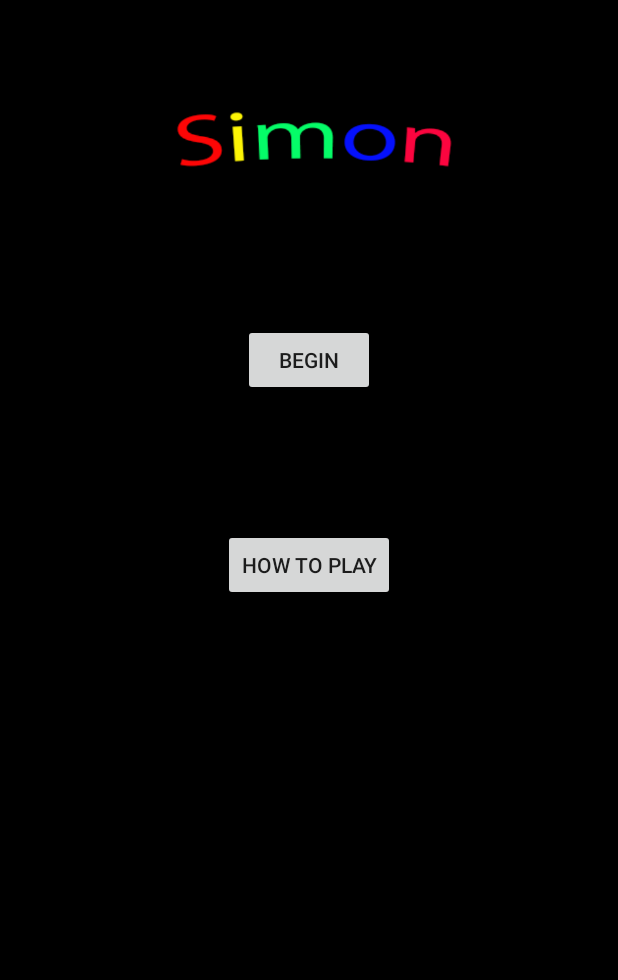
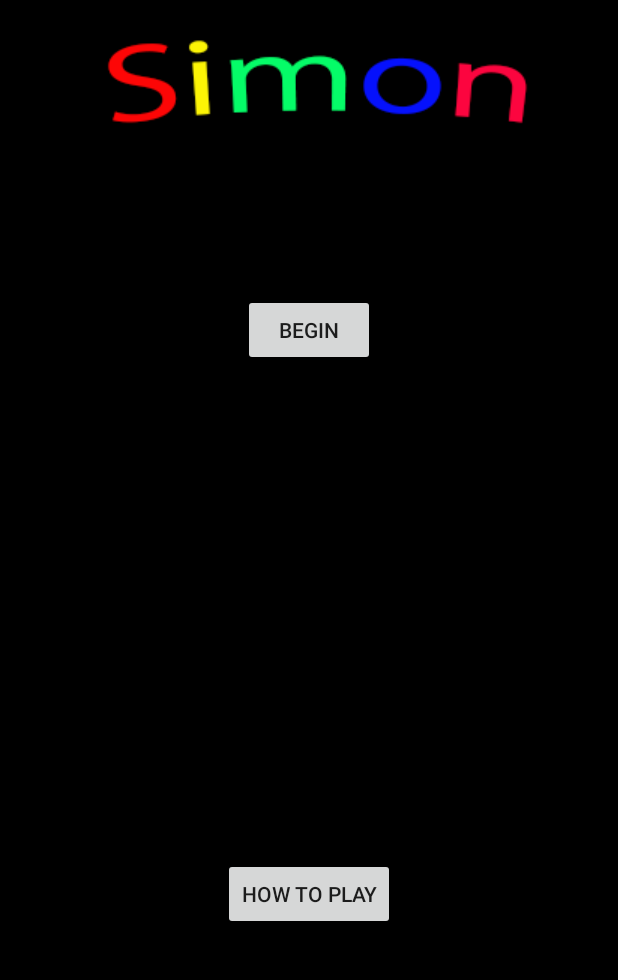
Before and after one commit to mcha83/Simon, an Android app: the screen it shows after launch (TestActivity before the commit, MainActivity after it), on a phone screen of 412 x 824 dp, the part 84-1064 px from its top. Run offline under Robolectric (Android 15) with nearby library versions, the phone set to English and light mode, and no system bars.

Commit message:
refactor to multiple activities

```diff
--- a/app/src/main/AndroidManifest.xml
+++ b/app/src/main/AndroidManifest.xml
@@ -8,14 +8,16 @@
         android:label="@string/app_name"
         android:supportsRtl="true"
         android:theme="@style/AppTheme">
-        <activity android:name=".TestActivity">
+        <activity android:name=".MainActivity">
             <intent-filter>
                 <action android:name="android.intent.action.MAIN" />
+
                 <category android:name="android.intent.category.LAUNCHER" />
             </intent-filter>
         </activity>
+        <activity android:name=".howto" />
+        <activity android:name=".GameActivity" />
 
-        <activity android:name=".howto"/>
     </application>
 
 </manifest>
--- a/app/src/main/java/com/bradleywilcox/simon/TestActivity.java
+++ b/app/src/main/java/com/bradleywilcox/simon/GameActivity.java
@@ -1,24 +1,20 @@
 package com.bradleywilcox.simon;
 
-import android.content.Intent;
-import android.graphics.Color;
 import android.os.AsyncTask;
-import android.provider.MediaStore;
 import android.support.v7.app.AppCompatActivity;
 import android.os.Bundle;
 import android.view.View;
+import android.view.Window;
+import android.view.WindowManager;
 import android.widget.Button;
 import android.widget.ImageButton;
 import android.widget.RadioButton;
-import android.widget.RadioGroup;
 import android.widget.TextView;
 import android.widget.Toast;
 
-import org.w3c.dom.Text;
-
-public class TestActivity extends AppCompatActivity implements View.OnClickListener, ISimonActivity{
+public class GameActivity extends AppCompatActivity implements View.OnClickListener, ISimonActivity{
     ImageButton btnGreen, btnRed, btnYellow, btnBlue;
-    Button btnStart, btnhowTo, btnBegn;
+    Button btnStart;
     RadioButton rbNormal, rbReverse, rbTurbo;
     TextView tvScore, tvHighScore;
     private Simon simon;
@@ -29,42 +25,26 @@
     @Override
     protected void onCreate(Bundle savedInstanceState) {
         super.onCreate(savedInstanceState);
-        setContentView(R.layout.main);
+        setContentView(R.layout.activity_game);
 
         btnGreen = (ImageButton)findViewById(R.id.imageButton);
         btnRed = (ImageButton)findViewById(R.id.imageButton2);
         btnYellow = (ImageButton)findViewById(R.id.imageButton4);
         btnBlue = (ImageButton)findViewById(R.id.imageButton3);
         btnStart = (Button)findViewById(R.id.btnStart);
-        btnBegn = (Button)findViewById(R.id.button6);
-        btnhowTo = (Button)findViewById(R.id.button7);
-
-        btnGreen.setVisibility(View.INVISIBLE);
-        btnRed.setVisibility(View.INVISIBLE);
-        btnBlue.setVisibility(View.INVISIBLE);
-        btnYellow.setVisibility(View.INVISIBLE);
-        btnStart.setVisibility(View.INVISIBLE);
 
         tvScore = (TextView) findViewById(R.id.tvScore);
         tvHighScore = (TextView) findViewById(R.id.tvHighScore);
-        tvScore.setVisibility(View.INVISIBLE);
-        tvHighScore.setVisibility(View.INVISIBLE);
 
         rbNormal = (RadioButton) findViewById(R.id.rbNormal);
         rbReverse = (RadioButton) findViewById(R.id.rbReverse);
         rbTurbo = (RadioButton) findViewById(R.id.rbTurbo);
-        rbNormal.setVisibility(View.INVISIBLE);
-        rbReverse.setVisibility(View.INVISIBLE);
-        rbTurbo.setVisibility(View.INVISIBLE);
-
 
         btnGreen.setOnClickListener(this);
         btnRed.setOnClickListener(this);
         btnYellow.setOnClickListener(this);
         btnBlue.setOnClickListener(this);
         btnStart.setOnClickListener(this);
-        btnBegn.setOnClickListener(this);
-        btnhowTo.setOnClickListener(this);
 
         player = Player.loadPlayer(this);
     }
@@ -77,18 +57,6 @@
         if(view == btnStart){
             resetAllButtonDisplays();
             cancelSimonRunner();
-
-            btnStart.setVisibility(View.INVISIBLE);
-            rbNormal.setVisibility(View.INVISIBLE);
-            rbTurbo.setVisibility(View.INVISIBLE);
-            rbReverse.setVisibility(View.INVISIBLE);
-            btnGreen.setVisibility(View.VISIBLE);
-            btnRed.setVisibility(View.VISIBLE);
-            btnBlue.setVisibility(View.VISIBLE);
-            btnYellow.setVisibility(View.VISIBLE);
-            tvScore.setVisibility(View.VISIBLE);
-            tvHighScore.setVisibility(View.VISIBLE);
-
 
             if(rbNormal.isChecked()){
                 simon = new Simon(Simon.GameMode.normal);
@@ -106,19 +74,6 @@
             setHighScoreDisplay(player.getHighScore(simon.getGameMode()));
 
             startSimonRunner();
-        }
-        else if(view==btnhowTo)
-        {
-            startActivity(new Intent(this, howto.class));
-        }
-        else if(view==btnBegn)
-        {
-            btnBegn.setVisibility(View.INVISIBLE);
-            rbTurbo.setVisibility(View.VISIBLE);
-            rbReverse.setVisibility(View.VISIBLE);
-            rbNormal.setVisibility(View.VISIBLE);
-            btnStart.setVisibility(View.VISIBLE);
-            btnhowTo.setVisibility(View.INVISIBLE);
         }
 
         else {
@@ -235,6 +190,8 @@
     @Override
     public void onPause(){
         super.onPause();
+        cancelSimonRunner();
+        cancelTimer();
         player.Save(this);
     }
 }
--- /dev/null
+++ b/app/src/main/java/com/bradleywilcox/simon/MainActivity.java
@@ -0,0 +1,34 @@
+package com.bradleywilcox.simon;
+
+import android.content.Intent;
+import android.support.v7.app.AppCompatActivity;
+import android.os.Bundle;
+import android.view.View;
+import android.widget.Button;
+
+public class MainActivity extends AppCompatActivity implements View.OnClickListener{
+
+    private Button btnHowTo, btnBegin;
+
+    @Override
+    protected void onCreate(Bundle savedInstanceState) {
+        super.onCreate(savedInstanceState);
+        setContentView(R.layout.activity_main);
+
+        btnHowTo = (Button) findViewById(R.id.btnHowTo);
+        btnBegin = (Button) findViewById(R.id.btnBegin);
+
+        btnHowTo.setOnClickListener(this);
+        btnBegin.setOnClickListener(this);
+    }
+
+    @Override
+    public void onClick(View view) {
+
+        if(view == btnHowTo)
+            startActivity(new Intent(this, howto.class));
+        else if(view == btnBegin)
+            startActivity(new Intent(this, GameActivity.class));
+
+    }
+}
--- a/app/src/main/java/com/bradleywilcox/simon/howto.java
+++ b/app/src/main/java/com/bradleywilcox/simon/howto.java
@@ -25,7 +25,7 @@
 
         if(v==back)
         {
-            startActivity(new Intent(this, TestActivity.class));
+            startActivity(new Intent(this, MainActivity.class));
 
         }
     }
--- a/app/src/main/res/layout/main.xml
+++ b/app/src/main/res/layout/activity_game.xml
@@ -10,26 +10,7 @@
     android:paddingRight="@dimen/activity_horizontal_margin"
     android:paddingTop="@dimen/activity_vertical_margin"
     android:background="@color/back"
-    tools:context="com.bradleywilcox.simon.TestActivity">
-
-    <ImageView
-        android:layout_width="wrap_content"
-        android:layout_height="150dp"
-        app:srcCompat="@drawable/simon"
-        android:id="@+id/imageView"
-        android:layout_alignParentTop="true"
-        android:layout_centerHorizontal="true" />
-
-    <TextView
-        android:text="Score"
-        android:layout_width="wrap_content"
-        android:layout_height="wrap_content"
-        android:id="@+id/tvScore"
-        android:textColor="@android:color/white"
-        android:layout_marginStart="32dp"
-        android:layout_alignParentBottom="true"
-        android:layout_alignStart="@+id/imageView"
-        android:layout_marginBottom="17dp" />
+    tools:context="com.bradleywilcox.simon.GameActivity">
 
 
     <RadioGroup
@@ -87,6 +68,46 @@
         android:layout_alignEnd="@+id/imageView"
         android:layout_marginEnd="28dp" />
 
+    <Button
+        android:text="Start"
+        android:layout_width="wrap_content"
+        android:layout_height="wrap_content"
+        android:id="@+id/btnStart"
+        android:layout_below="@+id/radioGroup2"
+        android:layout_centerHorizontal="true" />
+
+    <TextView
+        android:text="Score"
+        android:layout_width="wrap_content"
+        android:layout_height="wrap_content"
+        android:id="@+id/tvScore"
+        android:textColor="@android:color/white"
+        android:layout_alignParentBottom="true"
+        android:layout_toStartOf="@+id/radioGroup2" />
+
+    <ImageView
+        android:layout_width="wrap_content"
+        android:layout_height="wrap_content"
+        app:srcCompat="@drawable/simon_small"
+        android:id="@+id/imageView"
+        android:layout_alignParentTop="true"
+        android:layout_centerHorizontal="true" />
+
+    <RelativeLayout
+        android:layout_width="wrap_content"
+        android:layout_height="wrap_content"
+        android:layout_centerHorizontal="true"
+        android:layout_below="@id/btnStart"
+        android:layout_marginTop="25dp">
+
+        <ImageButton
+            android:layout_width="wrap_content"
+            android:layout_height="wrap_content"
+            app:srcCompat="@drawable/grndul"
+            android:id="@+id/imageButton"
+            android:background="@color/back"
+             />
+
         <ImageButton
             android:layout_width="wrap_content"
             android:layout_height="wrap_content"
@@ -94,7 +115,17 @@
             android:background="@color/back"
             android:id="@+id/imageButton4"
             android:layout_below="@+id/imageButton"
-        android:layout_toStartOf="@+id/imageButton2" />
+            />
+
+        <ImageButton
+            android:layout_width="wrap_content"
+            android:layout_height="wrap_content"
+            app:srcCompat="@drawable/reddul"
+            android:id="@+id/imageButton2"
+            android:background="@color/back"
+            android:layout_toRightOf="@+id/imageButton"
+            android:layout_alignTop="@+id/imageButton"
+            />
 
         <ImageButton
             android:layout_width="wrap_content"
@@ -103,54 +134,14 @@
             android:id="@+id/imageButton3"
             android:background="@color/back"
             android:layout_below="@+id/imageButton2"
-        android:layout_alignEnd="@+id/imageButton2" />
+            android:layout_toRightOf="@+id/imageButton4"
 
-    <ImageButton
-        android:layout_width="wrap_content"
-        android:layout_height="wrap_content"
-        app:srcCompat="@drawable/grndul"
-        android:id="@+id/imageButton"
-        android:background="@color/back"
-        android:layout_marginStart="12dp"
-        android:layout_alignBottom="@+id/btnStart"
-        android:layout_alignStart="@+id/tvScore" />
+            />
+    </RelativeLayout>
 
-    <ImageButton
-        android:layout_width="wrap_content"
-        android:layout_height="wrap_content"
-        app:srcCompat="@drawable/reddul"
-        android:id="@+id/imageButton2"
-        android:background="@color/back"
-        android:layout_alignTop="@+id/imageButton"
-        android:layout_toEndOf="@+id/imageButton" />
 
-    <Button
-        android:text="Start"
-        android:layout_width="wrap_content"
-        android:layout_height="wrap_content"
-        android:id="@+id/btnStart"
-        android:layout_marginLeft="50dp"
-        android:layout_marginTop="80dp"
-        android:layout_below="@+id/radioGroup2"
-        android:layout_centerHorizontal="true" />
 
-    <Button
-        android:text="Begin"
-        android:layout_width="wrap_content"
-        android:layout_height="wrap_content"
-        android:layout_alignTop="@+id/imageButton"
-        android:layout_alignStart="@+id/btnStart"
-        android:layout_marginTop="16dp"
-        android:id="@+id/button6" />
 
-    <Button
-        android:text="How To Play"
-        android:layout_width="wrap_content"
-        android:layout_height="wrap_content"
-        android:layout_marginTop="23dp"
-        android:id="@+id/button7"
-        android:layout_below="@+id/imageButton2"
-        android:layout_centerHorizontal="true" />
 
 
 </RelativeLayout>
--- /dev/null
+++ b/app/src/main/res/layout/activity_main.xml
@@ -0,0 +1,42 @@
+<?xml version="1.0" encoding="utf-8"?>
+<RelativeLayout xmlns:android="http://schemas.android.com/apk/res/android"
+    xmlns:app="http://schemas.android.com/apk/res-auto"
+    xmlns:tools="http://schemas.android.com/tools"
+    android:id="@+id/activity_test"
+    android:layout_width="match_parent"
+    android:layout_height="match_parent"
+    android:paddingBottom="@dimen/activity_vertical_margin"
+    android:paddingLeft="@dimen/activity_horizontal_margin"
+    android:paddingRight="@dimen/activity_horizontal_margin"
+    android:paddingTop="@dimen/activity_vertical_margin"
+    android:background="@color/back"
+    tools:context="com.bradleywilcox.simon.GameActivity">
+
+    <ImageView
+        android:layout_width="wrap_content"
+        android:layout_height="wrap_content"
+        app:srcCompat="@drawable/simon_small"
+        android:id="@+id/imageView"
+        android:layout_alignParentTop="true"
+        android:layout_centerHorizontal="true" />
+
+
+    <Button
+        android:text="How To Play"
+        android:layout_width="wrap_content"
+        android:layout_height="wrap_content"
+        android:id="@+id/btnHowTo"
+        android:layout_alignParentBottom="true"
+        android:layout_centerHorizontal="true"
+        android:layout_marginBottom="132dp" />
+
+    <Button
+        android:text="Begin"
+        android:layout_width="wrap_content"
+        android:layout_height="wrap_content"
+        android:id="@+id/btnBegin"
+        android:layout_below="@+id/imageView"
+        android:layout_centerHorizontal="true"
+        android:layout_marginTop="104dp" />
+
+</RelativeLayout>
--- a/app/src/main/res/layout/activity_test.xml
+++ b/app/src/main/res/layout/activity_test.xml
@@ -10,12 +10,12 @@
     android:paddingRight="@dimen/activity_horizontal_margin"
     android:paddingTop="@dimen/activity_vertical_margin"
     android:background="@color/back"
-    tools:context="com.bradleywilcox.simon.TestActivity">
+    tools:context="com.bradleywilcox.simon.GameActivity">
 
     <ImageView
         android:layout_width="wrap_content"
         android:layout_height="150dp"
-        app:srcCompat="@drawable/simon"
+        app:srcCompat="@drawable/simon_small"
         android:id="@+id/imageView"
         android:layout_alignParentTop="true"
         android:layout_centerHorizontal="true" />
```
Also changed, not shown: app/src/main/res/drawable/simon.png (deleted), app/src/main/res/drawable/simon_small.png (added). Lines whose indentation alone changed are shown as unchanged.
